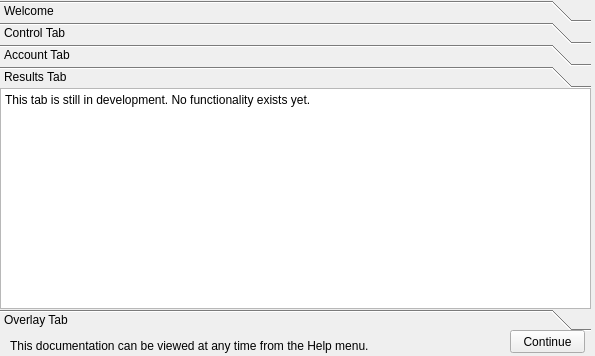
The window that helpwindow.ui (EmeraldAdmin/TorTools) describes before a commit, drawn with Qt 5.
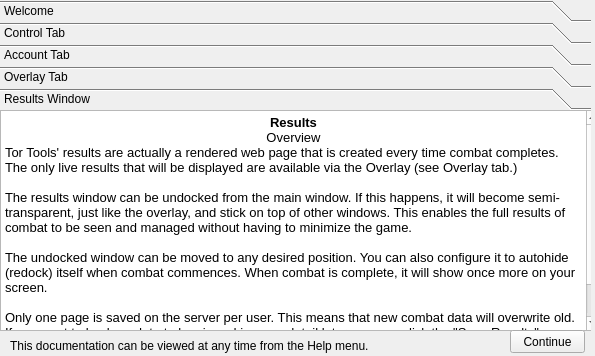
The same window after the commit. The open tabs and pages were chosen to show the change.

Commit message: Redesigned results window. Added global hotkey to toggle overlay.

Patch:
```diff
--- a/helpwindow.ui
+++ b/helpwindow.ui
@@ -187,32 +187,6 @@
      </property>
     </widget>
    </widget>
-   <widget class="QWidget" name="page_4">
-    <property name="geometry">
-     <rect>
-      <x>0</x>
-      <y>0</y>
-      <width>591</width>
-      <height>226</height>
-     </rect>
-    </property>
-    <attribute name="label">
-     <string>Results Tab</string>
-    </attribute>
-    <widget class="QPlainTextEdit" name="plainTextEdit">
-     <property name="geometry">
-      <rect>
-       <x>0</x>
-       <y>0</y>
-       <width>591</width>
-       <height>221</height>
-      </rect>
-     </property>
-     <property name="plainText">
-      <string>This tab is still in development. No functionality exists yet.</string>
-     </property>
-    </widget>
-   </widget>
    <widget class="QWidget" name="page_5">
     <property name="geometry">
      <rect>
@@ -261,6 +235,44 @@
      </property>
     </widget>
    </widget>
+   <widget class="QWidget" name="page_4">
+    <property name="geometry">
+     <rect>
+      <x>0</x>
+      <y>0</y>
+      <width>591</width>
+      <height>196</height>
+     </rect>
+    </property>
+    <attribute name="label">
+     <string>Results Window</string>
+    </attribute>
+    <widget class="QTextEdit" name="textEdit_5">
+     <property name="geometry">
+      <rect>
+       <x>0</x>
+       <y>0</y>
+       <width>601</width>
+       <height>221</height>
+      </rect>
+     </property>
+     <property name="html">
+      <string>&lt;!DOCTYPE HTML PUBLIC &quot;-//W3C//DTD HTML 4.0//EN&quot; &quot;http://www.w3.org/TR/REC-html40/strict.dtd&quot;&gt;
+&lt;html&gt;&lt;head&gt;&lt;meta name=&quot;qrichtext&quot; content=&quot;1&quot; /&gt;&lt;style type=&quot;text/css&quot;&gt;
+p, li { white-space: pre-wrap; }
+&lt;/style&gt;&lt;/head&gt;&lt;body style=&quot; font-family:'MS Shell Dlg 2'; font-size:8.25pt; font-weight:400; font-style:normal;&quot;&gt;
+&lt;p align=&quot;center&quot; style=&quot; margin-top:0px; margin-bottom:0px; margin-left:0px; margin-right:0px; -qt-block-indent:0; text-indent:0px;&quot;&gt;&lt;span style=&quot; font-size:10pt; font-weight:600;&quot;&gt;Results&lt;/span&gt;&lt;/p&gt;
+&lt;p align=&quot;center&quot; style=&quot; margin-top:0px; margin-bottom:0px; margin-left:0px; margin-right:0px; -qt-block-indent:0; text-indent:0px;&quot;&gt;&lt;span style=&quot; font-size:10pt;&quot;&gt;Overview&lt;/span&gt;&lt;/p&gt;
+&lt;p style=&quot; margin-top:0px; margin-bottom:0px; margin-left:0px; margin-right:0px; -qt-block-indent:0; text-indent:0px;&quot;&gt;&lt;span style=&quot; font-size:10pt;&quot;&gt;Tor Tools' results are actually a rendered web page that is created every time combat completes. The only live results that will be displayed are available via the Overlay (see Overlay tab.)&lt;/span&gt;&lt;/p&gt;
+&lt;p style=&quot;-qt-paragraph-type:empty; margin-top:0px; margin-bottom:0px; margin-left:0px; margin-right:0px; -qt-block-indent:0; text-indent:0px; font-size:10pt;&quot;&gt;&lt;/p&gt;
+&lt;p style=&quot; margin-top:0px; margin-bottom:0px; margin-left:0px; margin-right:0px; -qt-block-indent:0; text-indent:0px;&quot;&gt;&lt;span style=&quot; font-size:10pt;&quot;&gt;The results window can be undocked from the main window. If this happens, it will become semi-transparent, just like the overlay, and stick on top of other windows. This enables the full results of combat to be seen and managed without having to minimize the game. &lt;/span&gt;&lt;/p&gt;
+&lt;p style=&quot;-qt-paragraph-type:empty; margin-top:0px; margin-bottom:0px; margin-left:0px; margin-right:0px; -qt-block-indent:0; text-indent:0px; font-size:10pt;&quot;&gt;&lt;/p&gt;
+&lt;p style=&quot; margin-top:0px; margin-bottom:0px; margin-left:0px; margin-right:0px; -qt-block-indent:0; text-indent:0px;&quot;&gt;&lt;span style=&quot; font-size:10pt;&quot;&gt;The undocked window can be moved to any desired position. You can also configure it to autohide (redock) itself when combat commences. When combat is complete, it will show once more on your screen.&lt;/span&gt;&lt;/p&gt;
+&lt;p style=&quot;-qt-paragraph-type:empty; margin-top:0px; margin-bottom:0px; margin-left:0px; margin-right:0px; -qt-block-indent:0; text-indent:0px; font-size:10pt;&quot;&gt;&lt;/p&gt;
+&lt;p style=&quot; margin-top:0px; margin-bottom:0px; margin-left:0px; margin-right:0px; -qt-block-indent:0; text-indent:0px;&quot;&gt;&lt;span style=&quot; font-size:10pt;&quot;&gt;Only one page is saved on the server per user. This means that new combat data will overwrite old. If you want to back up data to be viewed in more detail later, you can click the &amp;quot;Save Results&amp;quot; button, and select the folder to save it to. In similar fashion, old results can be loaded. To return to seeing live streaming results, click the &amp;quot;Live Results&amp;quot; button.&lt;/span&gt;&lt;/p&gt;&lt;/body&gt;&lt;/html&gt;</string>
+     </property>
+    </widget>
+   </widget>
   </widget>
   <widget class="QPushButton" name="closeHelp">
    <property name="geometry">
```
Left out of the diff: 8 changed lines with no effect on the pictures. The commit also changes 22 other files.
